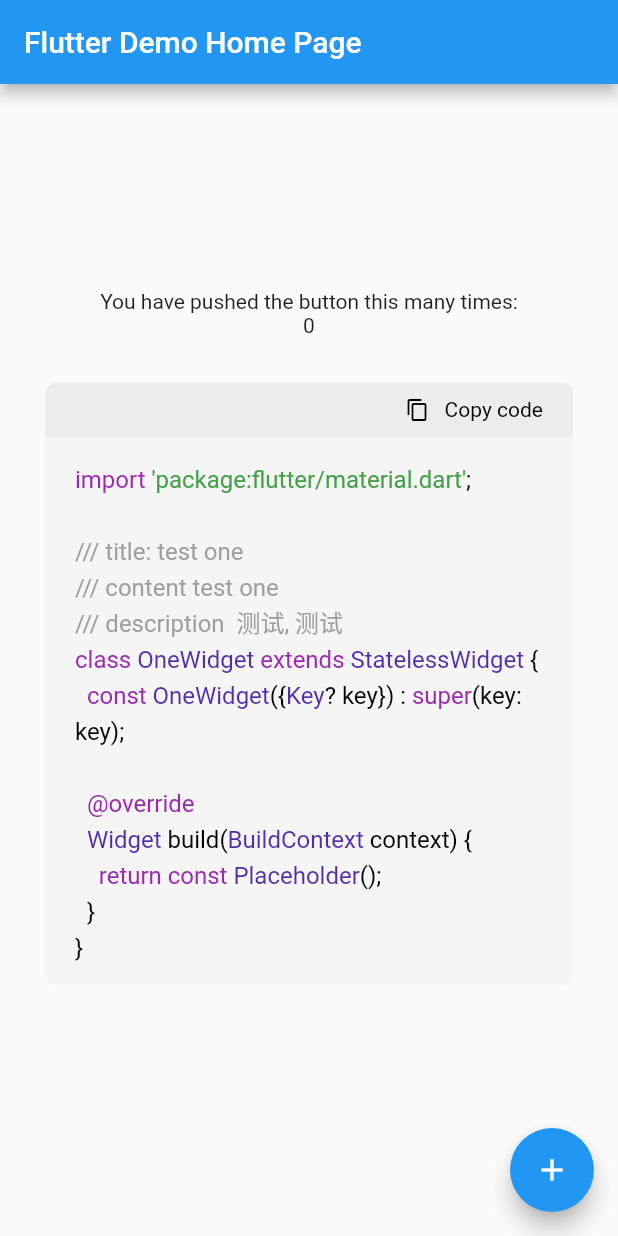
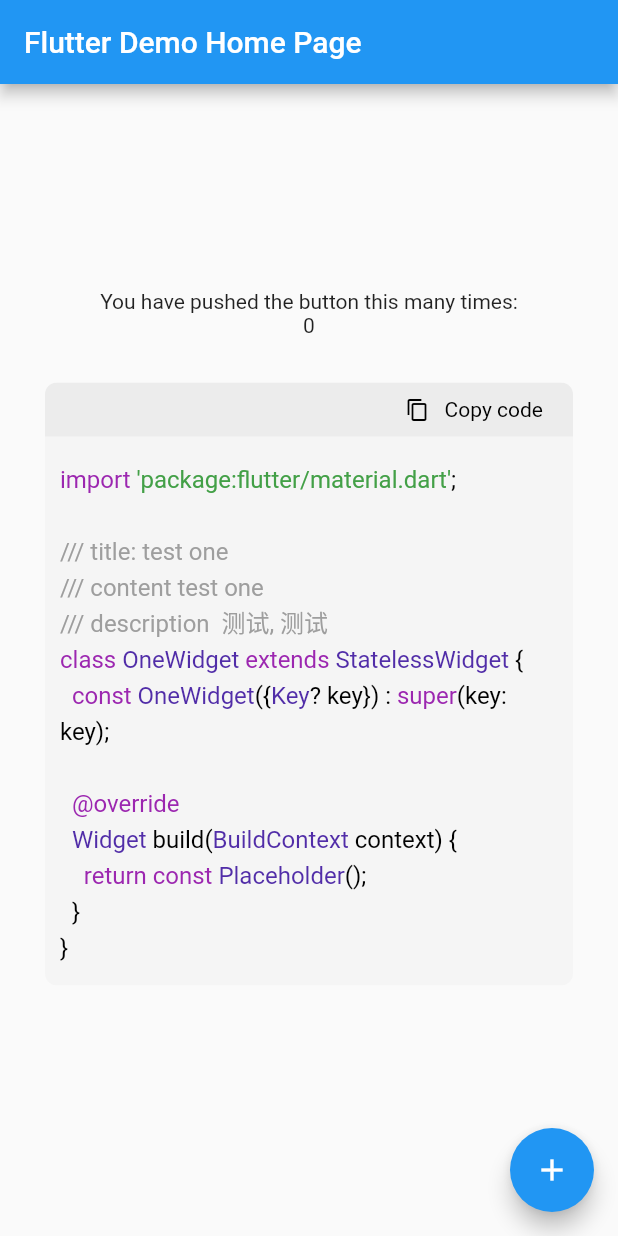
Before and after one commit to xdd666t/code_preview, a Flutter app: the screen it shows after launch, on a phone screen of 412 x 824 dp. Run offline on Flutter 3.47's test engine with Material 2 defaults, Android fonts, the phone set to English and light mode, and no system bars.

Commit message:
optimize code

```diff
--- a/lib/src/code_preview/widget/cp_code.dart
+++ b/lib/src/code_preview/widget/cp_code.dart
@@ -16,7 +16,12 @@ class _CpCode extends StatelessWidget {
           color: config.codeTheme == CodeTheme.light
               ? Colors.grey.withOpacity(0.1)
               : Colors.black,
-          padding: const EdgeInsets.symmetric(horizontal: 20, vertical: 15),
+          padding: const EdgeInsets.only(
+            left: 10,
+            right: 20,
+            top: 15,
+            bottom: 15,
+          ),
           alignment: Alignment.centerLeft,
           child: SelectionArea(
             selectionControls: CupertinoTextSelectionControls(),
--- a/pubspec.yaml
+++ b/pubspec.yaml
@@ -1,6 +1,6 @@
 name: code_preview
 description: flutter code preview
-version: 0.0.6
+version: 0.0.7
 homepage: https://github.com/xdd666t/code_preview
 # export https_proxy=http://127.0.0.1:7890 http_proxy=http://127.0.0.1:7890 all_proxy=socks5://127.0.0.1:7890
 # flutter pub publish --server=https://pub.dartlang.org
```
